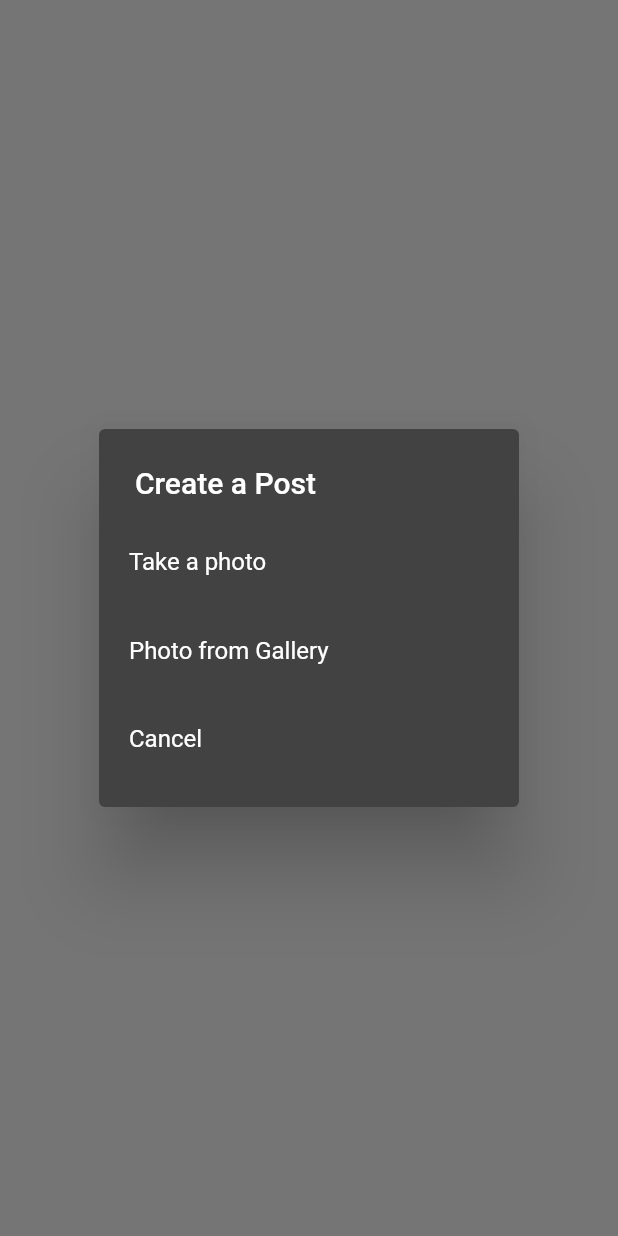
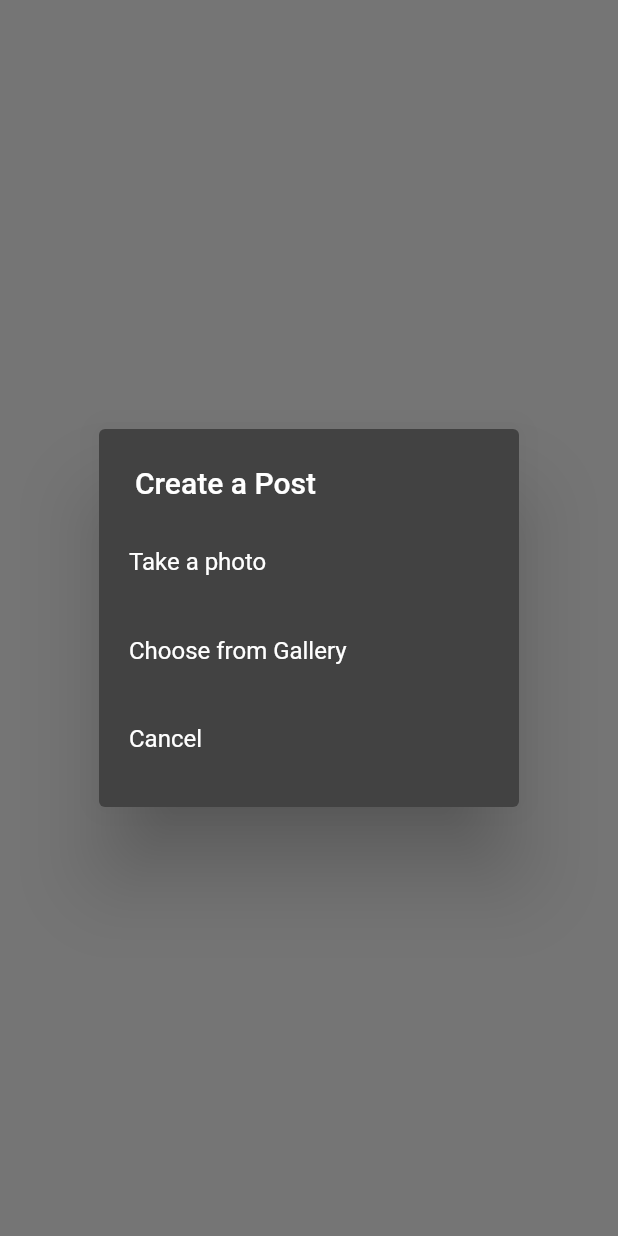
Before and after one commit to ALIRAZA17/Instagram-clone-Flutter, a Flutter app: the AddPostScreen screen opened directly, after a tap on the "upload" icon, on a phone screen of 412 x 824 dp. Run offline on Flutter 3.47's test engine with Material 2 defaults, Android fonts, the phone set to English and light mode, and no system bars; our stand-ins replace cloud_firestore, firebase_auth, firebase_core, firebase_storage, flutter_svg, image_picker; accounts and stored records are empty; network calls fail.

Commit message:
Edited Files to remove errors

```diff
--- a/lib/screens/add_post_screen.dart
+++ b/lib/screens/add_post_screen.dart
@@ -18,40 +18,38 @@ class AddPostScreen extends StatefulWidget {
 class _AddPostScreenState extends State<AddPostScreen> {
   Uint8List? _file;
   final TextEditingController _descriptionController = TextEditingController();
-  _selectImage(BuildContext context) {
+  _selectImage(BuildContext parentContext) async {
     return showDialog(
-      context: context,
-      builder: (context) {
+      context: parentContext,
+      builder: (BuildContext context) {
         return SimpleDialog(
-          title: const Text("Create a Post"),
-          children: [
+          title: const Text('Create a Post'),
+          children: <Widget>[
             SimpleDialogOption(
                 padding: const EdgeInsets.all(20),
-              child: const Text("Take a photo"),
+                child: const Text('Take a photo'),
                 onPressed: () async {
-                Navigator.of(context).pop();
+                  Navigator.pop(context);
                   Uint8List file = await pickImage(ImageSource.camera);
                   setState(() {
                     _file = file;
                   });
-              },
-            ),
+                }),
             SimpleDialogOption(
                 padding: const EdgeInsets.all(20),
-              child: const Text("Photo from Gallery"),
+                child: const Text('Choose from Gallery'),
                 onPressed: () async {
                   Navigator.of(context).pop();
                   Uint8List file = await pickImage(ImageSource.gallery);
                   setState(() {
                     _file = file;
                   });
-              },
-            ),
+                }),
             SimpleDialogOption(
               padding: const EdgeInsets.all(20),
               child: const Text("Cancel"),
               onPressed: () {
-                Navigator.of(context).pop();
+                Navigator.pop(context);
               },
             )
           ],
--- a/lib/screens/login_screen.dart
+++ b/lib/screens/login_screen.dart
@@ -53,7 +53,7 @@ class _LoginScreenState extends State<LoginScreen> {
       ));
     } else {
       // ignore: use_build_context_synchronously
-      showSnackbar(res, context);
+      showSnackBar(context, res);
     }
   }
 
--- a/lib/screens/signup_screen.dart
+++ b/lib/screens/signup_screen.dart
@@ -58,7 +58,7 @@ class _SignupScreenState extends State<SignupScreen> {
 
     if (res != "success") {
       // ignore: use_build_context_synchronously
-      showSnackbar(res, context);
+      showSnackBar(context, res);
     } else {
       // ignore: use_build_context_synchronously
       Navigator.of(context).pushReplacement(MaterialPageRoute(
```
Also changed, not shown: lib/utils/utils.dart (+10 -11 lines). Lines whose indentation alone changed are shown as unchanged.
